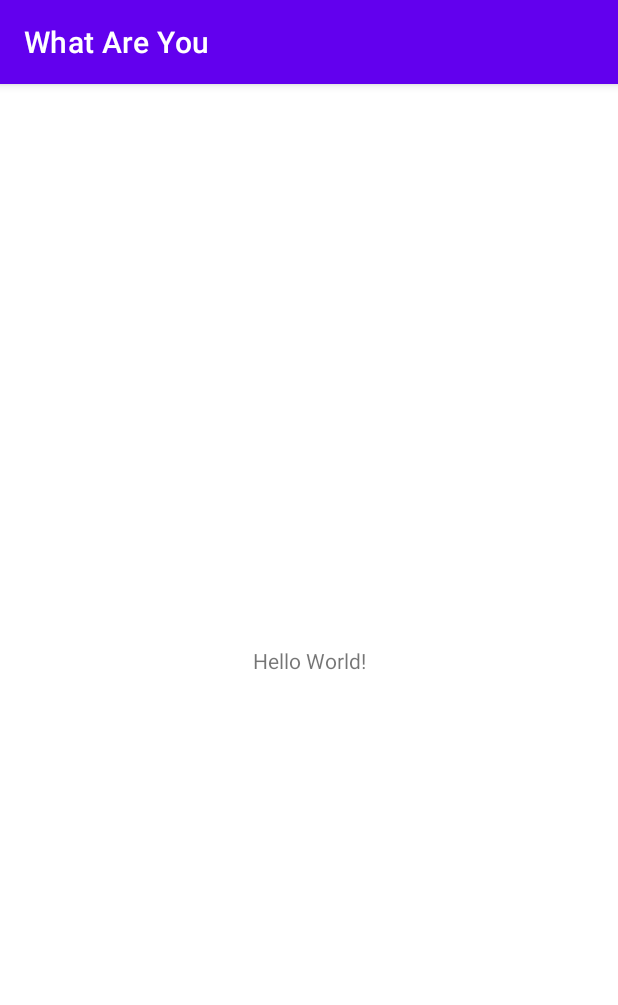
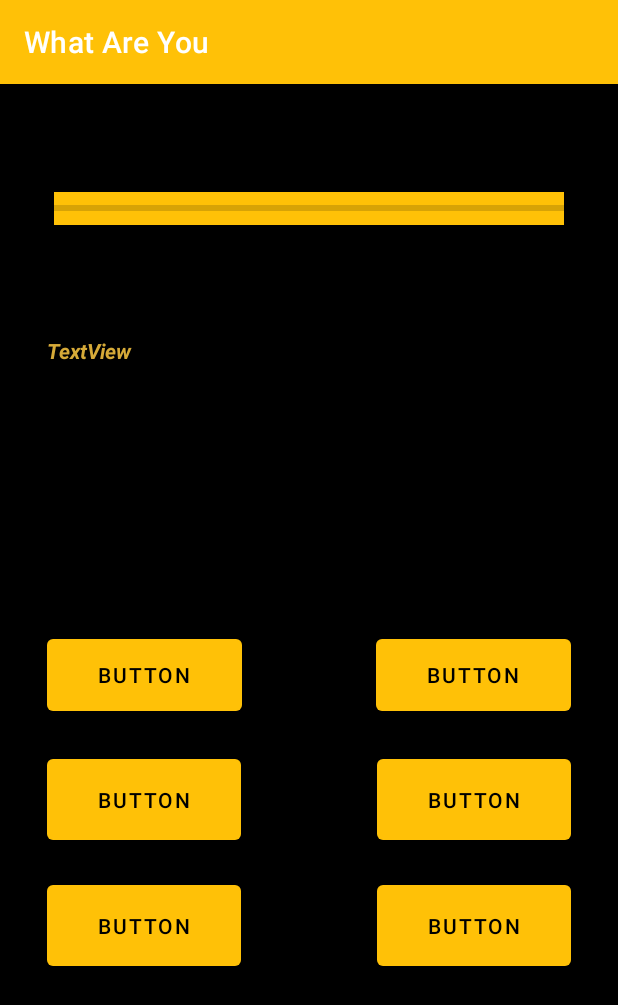
Before and after one commit to huzaifausmani/What_Are_You, an Android app: the screen it shows after launch (MainActivity), on a phone screen of 412 x 824 dp. Shown: the top 1005 px of the screen. Run offline under Robolectric (Android 15) with nearby library versions, the phone set to English and light mode, and no system bars.

Commit message:
Coloring and Initial Design

```diff
--- a/app/src/main/java/com/example/whatareyou/MainActivity.java
+++ b/app/src/main/java/com/example/whatareyou/MainActivity.java
@@ -3,12 +3,30 @@ package com.example.whatareyou;
 import androidx.appcompat.app.AppCompatActivity;
 
 import android.os.Bundle;
+import android.widget.Button;
+import android.widget.ProgressBar;
+import android.widget.TextView;
 
 public class MainActivity extends AppCompatActivity {
+    String[] questions = {"1","2","3","4","5","6","7","8","9","10"},
+    answers1 = {"","","","","",""},
+    answers2 = {"","","","","",""},
+    answers3 = {"","","","","",""},
+    answers4 = {"","","","","",""},
+    answers5 = {"","","","","",""},
+    answers6 = {"","","","","",""},
+    answers7 = {"","","","","",""},
+    answers8 = {"","","","","",""},
+    answers9 = {"","","","","",""},
+    answers10 = {"","","","","",""},
+    endStatements = {"","","","","",""};
+    TextView questionText, endStatementText;
 
+    ProgressBar progressBar;
     @Override
     protected void onCreate(Bundle savedInstanceState) {
         super.onCreate(savedInstanceState);
         setContentView(R.layout.activity_main);
+
     }
 }
--- a/app/src/main/res/layout/activity_main.xml
+++ b/app/src/main/res/layout/activity_main.xml
@@ -4,15 +4,109 @@
     xmlns:tools="http://schemas.android.com/tools"
     android:layout_width="match_parent"
     android:layout_height="match_parent"
-    tools:context=".MainActivity">
+    tools:context=".MainActivity"
+    android:background="@color/black">
 
     <TextView
-        android:layout_width="wrap_content"
-        android:layout_height="wrap_content"
-        android:text="Hello World!"
-        app:layout_constraintBottom_toBottomOf="parent"
+        android:id="@+id/questionText"
+        android:layout_width="349dp"
+        android:layout_height="136dp"
+        android:layout_marginTop="168dp"
+        android:text="TextView"
         app:layout_constraintEnd_toEndOf="parent"
         app:layout_constraintStart_toStartOf="parent"
-        app:layout_constraintTop_toTopOf="parent" />
+        app:layout_constraintTop_toTopOf="parent"
+        android:textColor="@color/golden_0"
+        android:textStyle="italic|bold"/>
+
+    <TextView
+        android:id="@+id/questionText2"
+        android:layout_width="348dp"
+        android:layout_height="66dp"
+        android:layout_marginTop="316dp"
+        android:text="TextView"
+        app:layout_constraintEnd_toEndOf="@+id/questionText"
+        app:layout_constraintHorizontal_bias="0.0"
+        app:layout_constraintStart_toStartOf="@+id/questionText"
+        app:layout_constraintTop_toBottomOf="@+id/questionText" />
+
+    <Button
+        android:id="@+id/option2"
+        android:layout_width="130dp"
+        android:layout_height="60dp"
+        android:layout_marginTop="60dp"
+        android:text="Button"
+        app:layout_constraintEnd_toEndOf="@+id/questionText"
+        app:layout_constraintHorizontal_bias="1.0"
+        app:layout_constraintStart_toStartOf="@+id/questionText"
+        app:layout_constraintTop_toBottomOf="@+id/questionText" />
+
+    <Button
+        android:id="@+id/option7"
+        android:layout_width="130dp"
+        android:layout_height="60dp"
+        android:layout_marginTop="60dp"
+        android:text="Button"
+        app:layout_constraintEnd_toEndOf="@+id/questionText"
+        app:layout_constraintHorizontal_bias="0.0"
+        app:layout_constraintStart_toStartOf="@+id/questionText"
+        app:layout_constraintTop_toBottomOf="@+id/questionText" />
+
+    <Button
+        android:id="@+id/option4"
+        android:layout_width="129dp"
+        android:layout_height="66dp"
+        android:layout_marginTop="140dp"
+        android:text="Button"
+        app:layout_constraintEnd_toEndOf="@+id/questionText"
+        app:layout_constraintHorizontal_bias="1.0"
+        app:layout_constraintStart_toStartOf="@+id/questionText"
+        app:layout_constraintTop_toBottomOf="@+id/questionText" />
+
+    <Button
+        android:id="@+id/option6"
+        android:layout_width="129dp"
+        android:layout_height="66dp"
+        android:layout_marginTop="224dp"
+        android:text="Button"
+        app:layout_constraintEnd_toEndOf="@+id/questionText"
+        app:layout_constraintHorizontal_bias="1.0"
+        app:layout_constraintStart_toStartOf="@+id/questionText"
+        app:layout_constraintTop_toBottomOf="@+id/questionText" />
+
+    <Button
+        android:id="@+id/option3"
+        android:layout_width="129dp"
+        android:layout_height="66dp"
+        android:layout_marginTop="140dp"
+        android:text="Button"
+        app:layout_constraintEnd_toEndOf="@+id/questionText"
+        app:layout_constraintHorizontal_bias="0.0"
+        app:layout_constraintStart_toStartOf="@+id/questionText"
+        app:layout_constraintTop_toBottomOf="@+id/questionText" />
+
+    <Button
+        android:id="@+id/option5"
+        android:layout_width="129dp"
+        android:layout_height="66dp"
+        android:layout_marginTop="224dp"
+        android:text="Button"
+        app:layout_constraintEnd_toEndOf="@+id/questionText"
+        app:layout_constraintHorizontal_bias="0.0"
+        app:layout_constraintStart_toStartOf="@+id/questionText"
+        app:layout_constraintTop_toBottomOf="@+id/questionText" />
+
+    <ProgressBar
+        android:id="@+id/progressBar3"
+        style="?android:attr/progressBarStyleHorizontal"
+        android:layout_width="340dp"
+        android:layout_height="22dp"
+        android:layout_marginTop="72dp"
+        app:layout_constraintEnd_toEndOf="parent"
+        app:layout_constraintHorizontal_bias="0.498"
+        app:layout_constraintStart_toStartOf="parent"
+        app:layout_constraintTop_toTopOf="parent"
+        android:outlineAmbientShadowColor="@color/golden_0"
+        android:background="@color/golden"/>
 
 </androidx.constraintlayout.widget.ConstraintLayout>
--- a/app/src/main/res/values-night/themes.xml
+++ b/app/src/main/res/values-night/themes.xml
@@ -2,12 +2,12 @@
     <!-- Base application theme. -->
     <style name="Theme.WhatAreYou" parent="Theme.MaterialComponents.DayNight.DarkActionBar">
         <!-- Primary brand color. -->
-        <item name="colorPrimary">@color/purple_200</item>
-        <item name="colorPrimaryVariant">@color/purple_700</item>
+        <item name="colorPrimary">@color/golden</item>
+        <item name="colorPrimaryVariant">@color/golden_0</item>
         <item name="colorOnPrimary">@color/black</item>
         <!-- Secondary brand color. -->
-        <item name="colorSecondary">@color/teal_200</item>
-        <item name="colorSecondaryVariant">@color/teal_200</item>
+        <item name="colorSecondary">@color/golden</item>
+        <item name="colorSecondaryVariant">@color/golden_0</item>
         <item name="colorOnSecondary">@color/black</item>
         <!-- Status bar color. -->
         <item name="android:statusBarColor">?attr/colorPrimaryVariant</item>
--- a/app/src/main/res/values/colors.xml
+++ b/app/src/main/res/values/colors.xml
@@ -7,4 +7,6 @@
     <color name="teal_700">#FF018786</color>
     <color name="black">#FF000000</color>
     <color name="white">#FFFFFFFF</color>
+    <color name="golden">#FFFFC107</color>
+    <color name="golden_0">#D6AA38</color>
 </resources>
--- a/app/src/main/res/values/themes.xml
+++ b/app/src/main/res/values/themes.xml
@@ -2,12 +2,12 @@
     <!-- Base application theme. -->
     <style name="Theme.WhatAreYou" parent="Theme.MaterialComponents.DayNight.DarkActionBar">
         <!-- Primary brand color. -->
-        <item name="colorPrimary">@color/purple_500</item>
-        <item name="colorPrimaryVariant">@color/purple_700</item>
-        <item name="colorOnPrimary">@color/white</item>
+        <item name="colorPrimary">@color/golden</item>
+        <item name="colorPrimaryVariant">@color/golden_0</item>
+        <item name="colorOnPrimary">@color/black</item>
         <!-- Secondary brand color. -->
-        <item name="colorSecondary">@color/teal_200</item>
-        <item name="colorSecondaryVariant">@color/teal_700</item>
+        <item name="colorSecondary">@color/golden</item>
+        <item name="colorSecondaryVariant">@color/golden_0</item>
         <item name="colorOnSecondary">@color/black</item>
         <!-- Status bar color. -->
         <item name="android:statusBarColor">?attr/colorPrimaryVariant</item>
```
